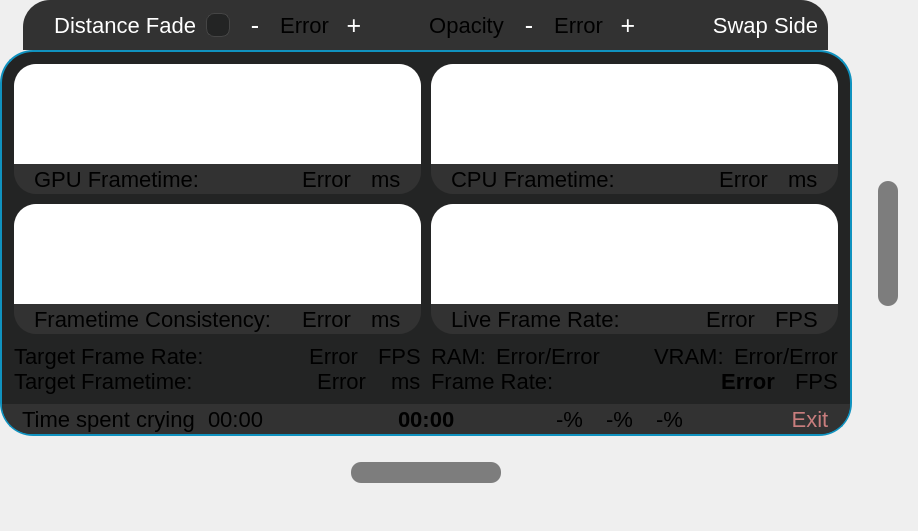
First picture: the form in src/userinterface/dashboardui.ui, repository Trixxle/SeamenPerformanceOverlay, before the edit.
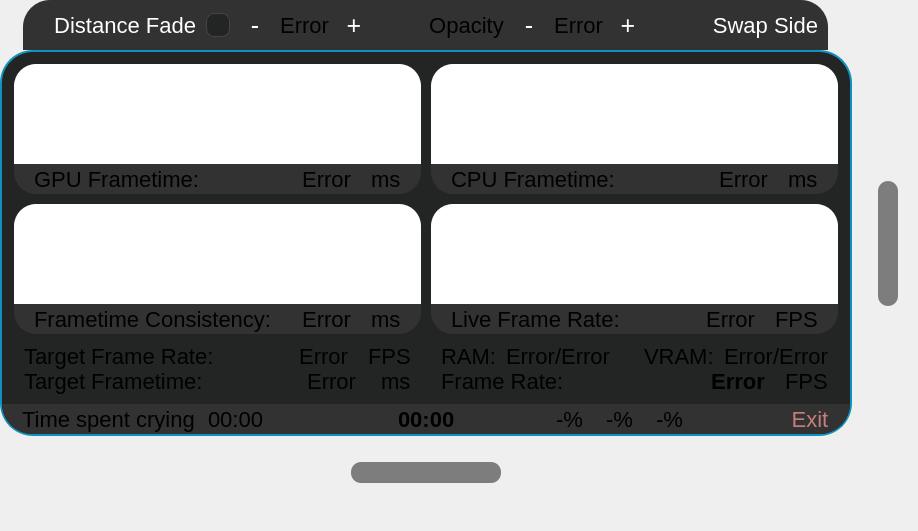
Second picture: the form after the edit. Icons and pictures are not drawn. Custom widgets are drawn as their Qt base class.

Commit message: Switched to the new IVRInput system and tried to fix some controller binding logic that would cause the overlay to be attached to a controller with the wrong transform. Also adjusted the UI to show one decimal case for RAM and VRAM

```diff
--- a/src/userinterface/dashboardui.ui
+++ b/src/userinterface/dashboardui.ui
@@ -769,10 +769,26 @@
          </spacer>
         </item>
         <item row="9" column="0">
-         <layout class="QHBoxLayout" name="RefreshRate" stretch="0,1,0,0,0">
+         <layout class="QHBoxLayout" name="RefreshRate" stretch="0,0,1,0,0,0,0">
           <property name="spacing">
            <number>0</number>
           </property>
+          <item>
+           <spacer name="horizontalSpacer_13">
+            <property name="orientation">
+             <enum>Qt::Orientation::Horizontal</enum>
+            </property>
+            <property name="sizeType">
+             <enum>QSizePolicy::Policy::Preferred</enum>
+            </property>
+            <property name="sizeHint" stdset="0">
+             <size>
+              <width>10</width>
+              <height>20</height>
+             </size>
+            </property>
+           </spacer>
+          </item>
           <item>
            <widget class="QLabel" name="headsetRefreshRateTitle">
             <property name="minimumSize">
@@ -847,6 +863,22 @@
             </property>
            </widget>
           </item>
+          <item>
+           <spacer name="horizontalSpacer_15">
+            <property name="orientation">
+             <enum>Qt::Orientation::Horizontal</enum>
+            </property>
+            <property name="sizeType">
+             <enum>QSizePolicy::Policy::Preferred</enum>
+            </property>
+            <property name="sizeHint" stdset="0">
+             <size>
+              <width>10</width>
+              <height>20</height>
+             </size>
+            </property>
+           </spacer>
+          </item>
          </layout>
         </item>
         <item row="3" column="0">
@@ -1079,10 +1111,26 @@
          </widget>
         </item>
         <item row="8" column="0">
-         <layout class="QHBoxLayout" name="TargetFrameRate" stretch="0,1,0,0,0">
+         <layout class="QHBoxLayout" name="TargetFrameRate" stretch="0,0,1,0,0,0,0">
           <property name="spacing">
            <number>0</number>
           </property>
+          <item>
+           <spacer name="horizontalSpacer_12">
+            <property name="orientation">
+             <enum>Qt::Orientation::Horizontal</enum>
+            </property>
+            <property name="sizeType">
+             <enum>QSizePolicy::Policy::Preferred</enum>
+            </property>
+            <property name="sizeHint" stdset="0">
+             <size>
+              <width>10</width>
+              <height>20</height>
+             </size>
+            </property>
+           </spacer>
+          </item>
           <item>
            <widget class="QLabel" name="targetFrameRateTitle">
             <property name="minimumSize">
@@ -1163,6 +1211,22 @@
             </property>
            </widget>
           </item>
+          <item>
+           <spacer name="horizontalSpacer_14">
+            <property name="orientation">
+             <enum>Qt::Orientation::Horizontal</enum>
+            </property>
+            <property name="sizeType">
+             <enum>QSizePolicy::Policy::Preferred</enum>
+            </property>
+            <property name="sizeHint" stdset="0">
+             <size>
+              <width>10</width>
+              <height>20</height>
+             </size>
+            </property>
+           </spacer>
+          </item>
          </layout>
         </item>
         <item row="4" column="1">
@@ -1363,10 +1427,26 @@
          </spacer>
         </item>
         <item row="8" column="1">
-         <layout class="QHBoxLayout" name="SystemResources" stretch="0,0,0,0,2,0,0,0,0">
+         <layout class="QHBoxLayout" name="SystemResources" stretch="0,0,0,0,0,2,0,0,0,0,0">
           <property name="spacing">
            <number>0</number>
           </property>
+          <item>
+           <spacer name="horizontalSpacer_16">
+            <property name="orientation">
+             <enum>Qt::Orientation::Horizontal</enum>
+            </property>
+            <property name="sizeType">
+             <enum>QSizePolicy::Policy::Preferred</enum>
+            </property>
+            <property name="sizeHint" stdset="0">
+             <size>
+              <width>10</width>
+              <height>20</height>
+             </size>
+            </property>
+           </spacer>
+          </item>
           <item>
            <widget class="QLabel" name="ramTitle">
             <property name="font">
@@ -1487,6 +1567,22 @@
             </property>
            </widget>
           </item>
+          <item>
+           <spacer name="horizontalSpacer_19">
+            <property name="orientation">
+             <enum>Qt::Orientation::Horizontal</enum>
+            </property>
+            <property name="sizeType">
+             <enum>QSizePolicy::Policy::Preferred</enum>
+            </property>
+            <property name="sizeHint" stdset="0">
+             <size>
+              <width>10</width>
+              <height>20</height>
+             </size>
+            </property>
+           </spacer>
+          </item>
          </layout>
         </item>
         <item row="0" column="1">
@@ -1694,10 +1790,26 @@
          </layout>
         </item>
         <item row="9" column="1">
-         <layout class="QHBoxLayout" name="FrameRate" stretch="0,1,0,0,0">
+         <layout class="QHBoxLayout" name="FrameRate" stretch="0,0,1,0,0,0,0">
           <property name="spacing">
            <number>0</number>
           </property>
+          <item>
+           <spacer name="horizontalSpacer_18">
+            <property name="orientation">
+             <enum>Qt::Orientation::Horizontal</enum>
+            </property>
+            <property name="sizeType">
+             <enum>QSizePolicy::Policy::Preferred</enum>
+            </property>
+            <property name="sizeHint" stdset="0">
+             <size>
+              <width>10</width>
+              <height>20</height>
+             </size>
+            </property>
+           </spacer>
+          </item>
           <item>
            <widget class="QLabel" name="smoothFrameRateTitle">
             <property name="minimumSize">
@@ -1774,6 +1886,22 @@
             </property>
            </widget>
           </item>
+          <item>
+           <spacer name="horizontalSpacer_22">
+            <property name="orientation">
+             <enum>Qt::Orientation::Horizontal</enum>
+            </property>
+            <property name="sizeType">
+             <enum>QSizePolicy::Policy::Preferred</enum>
+            </property>
+            <property name="sizeHint" stdset="0">
+             <size>
+              <width>10</width>
+              <height>20</height>
+             </size>
+            </property>
+           </spacer>
+          </item>
          </layout>
         </item>
         <item row="2" column="1">
```
The commit also changes 5 other files.
